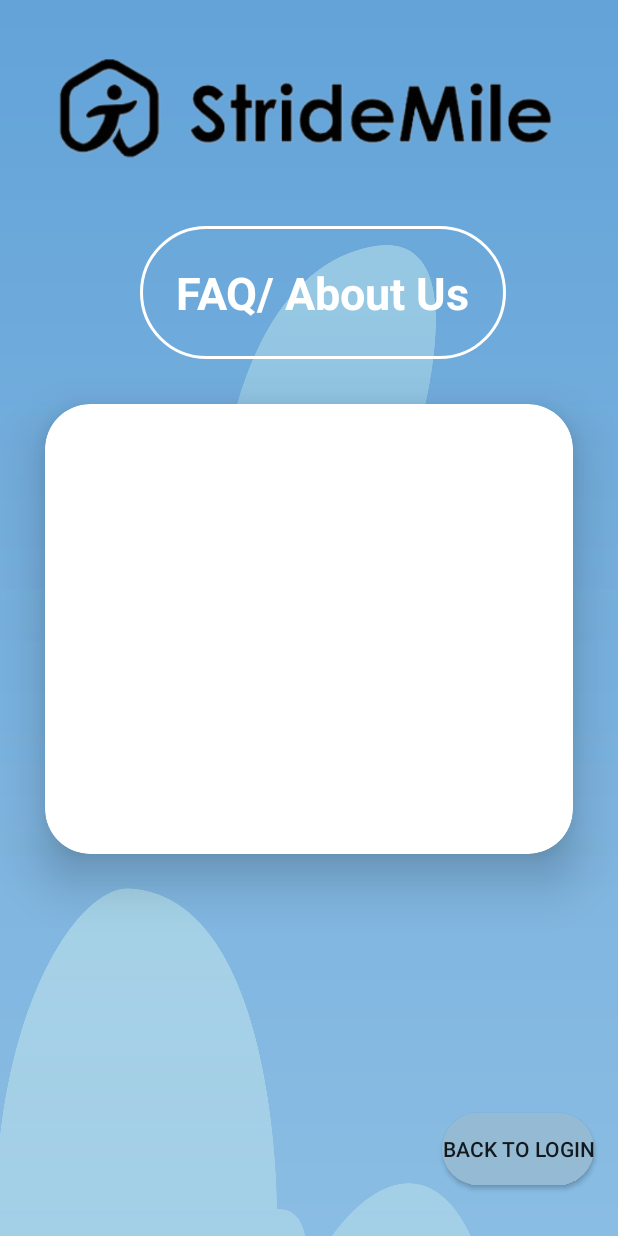
After one commit to viliuszam/Stridemile, an Android app: the FAQActivity screen opened directly, with no data from a screen before it, on a phone screen of 412 x 824 dp. The commit adds this screen. Run offline under Robolectric (Android 15) with nearby library versions, the phone set to English and light mode, and no system bars.

Commit message:
App: added FAQ/About Us activity and navigation buttons
Only thing left to do is add content to it.

```diff
--- a/STracker/app/build.gradle
+++ b/STracker/app/build.gradle
@@ -4,7 +4,7 @@ plugins {
 
 android {
     namespace 'com.example.stracker'
-    compileSdk 33
+    compileSdk 34
 
     defaultConfig {
         applicationId "com.example.stracker"
@@ -30,10 +30,20 @@ android {
 
 dependencies {
 
+    constraints {
+        implementation("org.jetbrains.kotlin:kotlin-stdlib-jdk7:1.8.0") {
+            because("kotlin-stdlib-jdk7 is now a part of kotlin-stdlib")
+        }
+        implementation("org.jetbrains.kotlin:kotlin-stdlib-jdk8:1.8.0") {
+            because("kotlin-stdlib-jdk8 is now a part of kotlin-stdlib")
+        }
+    }
+
     implementation 'androidx.appcompat:appcompat:1.6.1'
     implementation 'com.google.android.material:material:1.9.0'
     implementation 'androidx.constraintlayout:constraintlayout:2.1.4'
     implementation 'pub.devrel:easypermissions:3.0.0'
+    implementation 'androidx.activity:activity:1.8.0'
     testImplementation 'junit:junit:4.13.2'
     androidTestImplementation 'androidx.test.ext:junit:1.1.5'
     androidTestImplementation 'androidx.test.espresso:espresso-core:3.5.1'
--- a/STracker/app/src/main/AndroidManifest.xml
+++ b/STracker/app/src/main/AndroidManifest.xml
@@ -2,8 +2,12 @@
 <manifest xmlns:android="http://schemas.android.com/apk/res/android"
     xmlns:tools="http://schemas.android.com/tools">
 
-    <uses-feature android:name="android.hardware.sensor.stepcounter" android:required="true"/>
-    <uses-feature android:name="android.hardware.sensor.stepdetector" android:required="true"/>
+    <uses-feature
+        android:name="android.hardware.sensor.stepcounter"
+        android:required="true" />
+    <uses-feature
+        android:name="android.hardware.sensor.stepdetector"
+        android:required="true" />
 
     <uses-permission android:name="android.permission.ACCESS_BACKGROUND_LOCATION" />
     <uses-permission android:name="android.permission.ACCESS_COARSE_LOCATION" />
@@ -11,9 +15,8 @@
     <uses-permission android:name="android.permission.POST_NOTIFICATIONS" />
     <uses-permission android:name="android.permission.WAKE_LOCK" />
     <uses-permission android:name="android.permission.FOREGROUND_SERVICE" />
-    <uses-permission android:name="android.permission.ACTIVITY_RECOGNITION"/>
+    <uses-permission android:name="android.permission.ACTIVITY_RECOGNITION" />
     <uses-permission android:name="android.permission.INTERNET" />
-
 
     <application
         android:allowBackup="true"
@@ -22,9 +25,12 @@
         android:icon="@mipmap/ic_launcher_new_logo_round"
         android:label="@string/app_name"
         android:supportsRtl="true"
+        android:theme="@style/Theme.STracker"
         android:usesCleartextTraffic="true"
-        android:theme="@style/Theme.STracker"
         tools:targetApi="31">
+        <activity
+            android:name=".FAQActivity"
+            android:exported="false" />
         <activity
             android:name=".MainActivity"
             android:exported="true">
@@ -34,17 +40,14 @@
                 <category android:name="android.intent.category.LAUNCHER" />
             </intent-filter>
         </activity>
-
         <activity
             android:name=".LoginActivity"
-            android:label="Login">
-        </activity>
+            android:label="Login"></activity>
 
         <service
             android:name=".tracking.TrackingService"
             android:enabled="true"
             android:exported="false" />
-
     </application>
 
 </manifest>
--- /dev/null
+++ b/STracker/app/src/main/java/com/example/stracker/FAQActivity.java
@@ -0,0 +1,38 @@
+package com.example.stracker;
+
+import android.content.Intent;
+import android.os.Bundle;
+import android.view.View;
+import android.widget.Button;
+
+import androidx.activity.EdgeToEdge;
+import androidx.appcompat.app.AppCompatActivity;
+import androidx.core.graphics.Insets;
+import androidx.core.view.ViewCompat;
+import androidx.core.view.WindowInsetsCompat;
+
+public class FAQActivity extends AppCompatActivity {
+
+    @Override
+    protected void onCreate(Bundle savedInstanceState) {
+        super.onCreate(savedInstanceState);
+        EdgeToEdge.enable(this);
+        setContentView(R.layout.activity_faq);
+
+        //Nuveda Atgal į LOGIN langą paspaudus
+        Button back = (Button) findViewById(R.id.back);
+        back.setOnClickListener(new View.OnClickListener() {
+            @Override
+            public void onClick(View v) {
+                Intent faqintent = new Intent(FAQActivity.this, LoginActivity.class);
+                startActivity(faqintent);
+            }
+        });
+
+        ViewCompat.setOnApplyWindowInsetsListener(findViewById(R.id.main), (v, insets) -> {
+            Insets systemBars = insets.getInsets(WindowInsetsCompat.Type.systemBars());
+            v.setPadding(systemBars.left, systemBars.top, systemBars.right, systemBars.bottom);
+            return insets;
+        });
+    }
+}
--- a/STracker/app/src/main/java/com/example/stracker/LoginActivity.java
+++ b/STracker/app/src/main/java/com/example/stracker/LoginActivity.java
@@ -21,8 +21,6 @@ import org.json.JSONObject;
 import retrofit2.Call;
 import retrofit2.Callback;
 import retrofit2.Response;
-import retrofit2.Retrofit;
-import retrofit2.converter.gson.GsonConverterFactory;
 
 public class LoginActivity extends AppCompatActivity {
 
@@ -42,6 +40,16 @@ public class LoginActivity extends AppCompatActivity {
 
         super.onCreate(savedInstanceState);
         setContentView(R.layout.activity_login);
+
+        //Atidaro FAQ langą paspaudus
+        Button faq = (Button) findViewById(R.id.faq);
+        faq.setOnClickListener(new View.OnClickListener() {
+            @Override
+            public void onClick(View v) {
+                Intent faqintent = new Intent(LoginActivity.this, FAQActivity.class);
+                startActivity(faqintent);
+            }
+        });
 
         // Atkomentuot viska toliau jeigu reikia debugginimui
         /*
--- /dev/null
+++ b/STracker/app/src/main/res/layout/activity_faq.xml
@@ -0,0 +1,74 @@
+<?xml version="1.0" encoding="utf-8"?>
+<androidx.constraintlayout.widget.ConstraintLayout xmlns:android="http://schemas.android.com/apk/res/android"
+    xmlns:app="http://schemas.android.com/apk/res-auto"
+    xmlns:tools="http://schemas.android.com/tools"
+    android:id="@+id/main"
+    android:layout_width="match_parent"
+    android:layout_height="match_parent"
+    android:background="@drawable/logged"
+    tools:context=".FAQActivity">
+
+    <androidx.cardview.widget.CardView
+        android:id="@+id/cardView"
+        android:layout_width="match_parent"
+        android:layout_height="300dp"
+        android:layout_margin="30dp"
+        android:layout_marginBottom="132dp"
+        android:foregroundGravity="center"
+        app:cardCornerRadius="30dp"
+        app:cardElevation="20dp"
+        app:layout_constraintBottom_toBottomOf="parent"
+        app:layout_constraintEnd_toEndOf="parent"
+        app:layout_constraintHorizontal_bias="1.0"
+        app:layout_constraintStart_toStartOf="parent"
+        app:layout_constraintTop_toBottomOf="@+id/textView"
+        app:layout_constraintVertical_bias="0.0">
+
+    </androidx.cardview.widget.CardView>
+
+    <TextView
+        android:id="@+id/textView"
+        android:layout_width="wrap_content"
+        android:layout_height="wrap_content"
+        android:layout_gravity="center"
+        android:layout_margin="6dp"
+        android:background="@drawable/text_bg"
+        android:padding="24dp"
+        android:text="FAQ/ About Us"
+        android:textColor="@color/white"
+        android:textSize="30sp"
+        android:textStyle="bold"
+        app:layout_constraintBottom_toBottomOf="parent"
+        app:layout_constraintEnd_toEndOf="parent"
+        app:layout_constraintHorizontal_bias="0.56"
+        app:layout_constraintStart_toStartOf="parent"
+        app:layout_constraintTop_toTopOf="parent"
+        app:layout_constraintVertical_bias="0.2" />
+
+    <ImageView
+        android:id="@+id/imageView"
+        android:layout_width="wrap_content"
+        android:layout_height="wrap_content"
+        android:layout_gravity="center"
+        app:layout_constraintBottom_toBottomOf="parent"
+        app:layout_constraintEnd_toEndOf="parent"
+        app:layout_constraintHorizontal_bias="0.0"
+        app:layout_constraintStart_toStartOf="parent"
+        app:layout_constraintTop_toTopOf="parent"
+        app:layout_constraintVertical_bias="0.026"
+        app:srcCompat="@drawable/logo" />
+
+    <Button
+        android:id="@+id/back"
+        android:layout_width="wrap_content"
+        android:layout_height="wrap_content"
+        android:background="@drawable/btn_bg"
+        android:text="Back to Login"
+        app:layout_constraintBottom_toBottomOf="parent"
+        app:layout_constraintEnd_toEndOf="parent"
+        app:layout_constraintHorizontal_bias="0.948"
+        app:layout_constraintStart_toStartOf="parent"
+        app:layout_constraintTop_toTopOf="parent"
+        app:layout_constraintVertical_bias="0.956" />
+
+</androidx.constraintlayout.widget.ConstraintLayout>
--- a/STracker/app/src/main/res/layout/activity_login.xml
+++ b/STracker/app/src/main/res/layout/activity_login.xml
@@ -83,6 +83,18 @@
             app:srcCompat="@drawable/center_login" />
     </androidx.cardview.widget.CardView>
 
+    <Button
+        android:id="@+id/faq"
+        android:layout_width="wrap_content"
+        android:layout_height="wrap_content"
+        android:layout_alignParentTop="true"
+        android:layout_alignParentEnd="true"
+        android:layout_gravity="end|top"
+        android:layout_marginTop="-170dp"
+        android:background="@drawable/btn_bg"
+        android:text="FAQ/About Us" />
+
+
     <ImageView
         android:id="@+id/imageView"
         android:layout_width="wrap_content"
```
